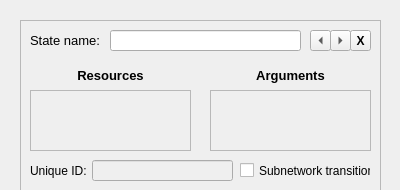
This is editor/UI/UI_NetworkState.ui in leiftiger/EG_Tools as Qt 5 draws it before an edit. The edited form follows.
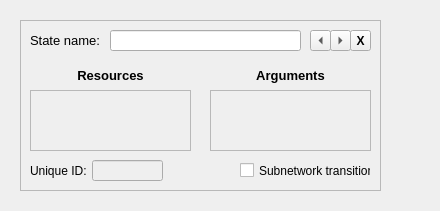
This is the edited form. Custom widgets are drawn as their Qt base class.

```diff
--- a/editor/UI/UI_NetworkState.ui
+++ b/editor/UI/UI_NetworkState.ui
@@ -6,8 +6,8 @@
    <rect>
     <x>0</x>
     <y>0</y>
-    <width>400</width>
-    <height>190</height>
+    <width>440</width>
+    <height>211</height>
    </rect>
   </property>
   <property name="windowTitle">
@@ -161,7 +161,7 @@
      <rect>
       <x>72</x>
       <y>140</y>
-      <width>141</width>
+      <width>71</width>
       <height>21</height>
      </rect>
     </property>
@@ -297,7 +297,7 @@
     <rect>
      <x>380</x>
      <y>80</y>
-     <width>21</width>
+     <width>61</width>
      <height>21</height>
     </rect>
    </property>
@@ -327,6 +327,12 @@
    <header>UI_ConnectorStart.h</header>
    <container>1</container>
   </customwidget>
+  <customwidget>
+   <class>UI_ConnectorBranch</class>
+   <extends>QWidget</extends>
+   <header>UI_ConnectorBranch.h</header>
+   <container>1</container>
+  </customwidget>
  </customwidgets>
  <resources/>
  <connections/>
```
Left out of the diff: 2 changed lines with no effect on the pictures.
